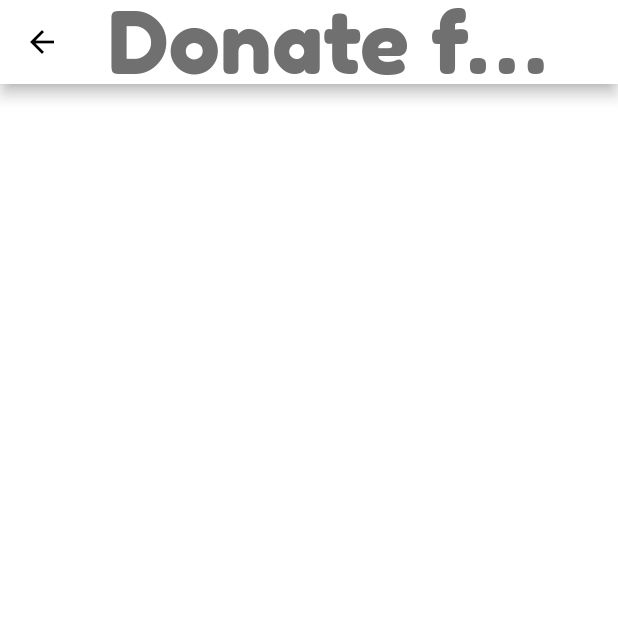
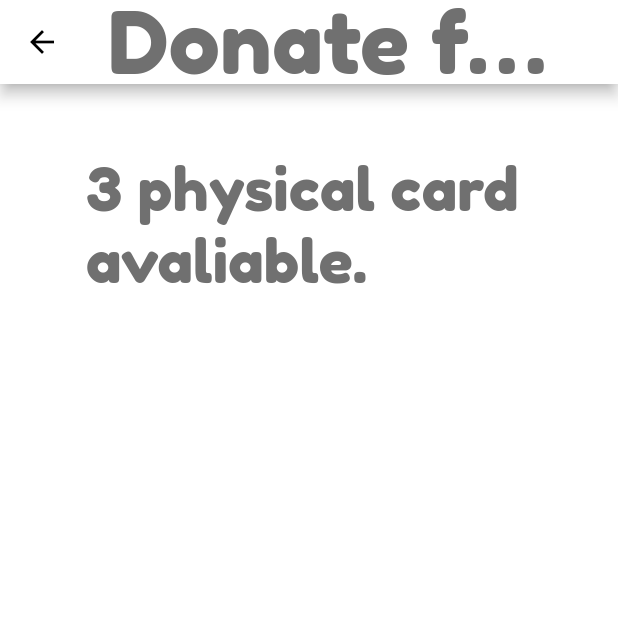
Before and after one commit to kiwsan/nichacgm48, a Flutter app: the screen it shows after launch, after a tap on the "payment" icon, on a phone screen of 412 x 824 dp, the top half of it. Run offline on Flutter 3.47's test engine with Material 2 defaults, Android fonts, the phone set to English and light mode, and no system bars; our stand-ins replace bubble_bottom_bar, cached_network_image, firebase_messaging, flutter_local_notifications, flutter_screenutil, flutter_svg and 4 more; missing offline and left inert: time_formatter; accounts and stored records are empty; network calls fail.

Commit message:
daft shop widgets

```diff
--- a/lib/styles/text_styles.dart
+++ b/lib/styles/text_styles.dart
@@ -97,3 +97,8 @@ TextStyle hintSearchTextStyle = TextStyle(
     fontSize: ScreenUtil().setSp(40),
     color: grey100TextColor,
     fontWeight: FontWeight.w400);
+
+TextStyle pageTitleTextStyle = TextStyle(
+    fontSize: ScreenUtil().setSp(35),
+    color: grey100TextColor,
+    fontWeight: FontWeight.normal);
--- a/lib/ui/donate.dart
+++ b/lib/ui/donate.dart
@@ -32,27 +32,16 @@ class _DonatePageState extends State<DonatePage> {
         child: Column(
           crossAxisAlignment: CrossAxisAlignment.start,
           children: <Widget>[
-            /*Material(
-              elevation: 4,
-              borderRadius:
-                  BorderRadius.all(Radius.circular(ScreenUtil().setWidth(15))),
-              child: Padding(
-                padding: EdgeInsets.all(ScreenUtil().setWidth(30)),
-                child: Row(
-                  mainAxisAlignment: MainAxisAlignment.spaceBetween,
-                  children: <Widget>[
-                    Text(
-                      ":)",
-                      style: donateTitleTextStyle,
-                    ),
-                    Text(
-                      "VISA",
-                      style: donateTitleTextStyle,
-                    ),
-                  ],
-                ),
+            Padding(
+              padding: EdgeInsets.only(left: ScreenUtil().setSp(10)),
+              child: Text(
+                "3 physical card avaliable.",
+                style: valueTextStyle,
               ),
-            )*/
+            ),
+            SizedBox(
+              height: ScreenUtil().setHeight(10),
+            ),
           ],
         ),
       ),
--- a/lib/ui/project.dart
+++ b/lib/ui/project.dart
@@ -1,6 +1,7 @@
 import 'package:flutter/material.dart';
 import 'package:flutter_screenutil/flutter_screenutil.dart';
 import 'package:nichacgm48/constants/globals.dart';
+import 'package:nichacgm48/styles/text_styles.dart';
 import 'package:nichacgm48/ui/widgets/appbar_widget.dart';
 import 'package:nichacgm48/utils/read_more_text.dart';
 import 'package:url_launcher/url_launcher.dart';
@@ -24,6 +25,16 @@ class _ProjectPageState extends State<ProjectPage> {
           children: <Widget>[
             SizedBox(
               height: ScreenUtil().setHeight(35),
+            ),
+            Padding(
+              padding: EdgeInsets.only(left: ScreenUtil().setSp(10)),
+              child: Text(
+                "All project for #NichaCGM48",
+                style: valueTextStyle,
+              ),
+            ),
+            SizedBox(
+              height: ScreenUtil().setHeight(10),
             ),
             InkWell(
                 child: CustomCard(
--- a/lib/ui/shop.dart
+++ b/lib/ui/shop.dart
@@ -1,6 +1,7 @@
 import 'package:flutter/material.dart';
 import 'package:flutter_screenutil/flutter_screenutil.dart';
 import 'package:nichacgm48/constants/globals.dart';
+import 'package:nichacgm48/styles/text_styles.dart';
 import 'package:nichacgm48/ui/widgets/appbar_widget.dart';
 import 'package:nichacgm48/ui/widgets/search_box_widget.dart';
 import 'package:nichacgm48/ui/widgets/shop_category_widget.dart';
@@ -19,8 +20,11 @@ class _ShopPageState extends State<ShopPage> {
         appBar: defaultAppBar,
         body: SingleChildScrollView(
           padding: EdgeInsets.only(
-              left: ScreenUtil().setWidth(Constants.LayoutPadding)),
+              left: ScreenUtil().setWidth(Constants.LayoutPadding),
+              top: ScreenUtil().setWidth(40)),
           child: Column(
+            mainAxisAlignment: MainAxisAlignment.start,
+            crossAxisAlignment: CrossAxisAlignment.start,
             children: <Widget>[
               SearchBoxWidget(),
               SizedBox(
--- a/lib/ui/widgets/search_box_widget.dart
+++ b/lib/ui/widgets/search_box_widget.dart
@@ -10,8 +10,7 @@ class SearchBoxWidget extends StatelessWidget {
   Widget build(BuildContext context) {
     return Padding(
       padding: EdgeInsets.only(
-          right: ScreenUtil().setWidth(Constants.LayoutPadding),
-          top: ScreenUtil().setWidth(40)),
+          right: ScreenUtil().setWidth(Constants.LayoutPadding)),
       child: Card(
         color: Colors.white,
         elevation: 5,
```
